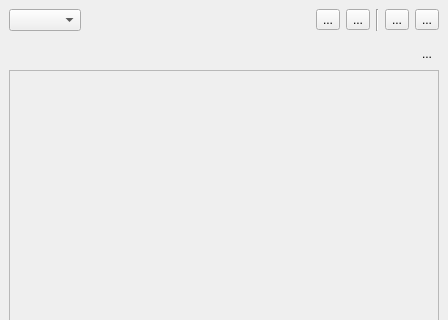
This is koordinatesexplorer/ui/koordinatesexplorer.ui in koordinates/koordinates-qgis-plugin as Qt 5 draws it before an edit; both pictures show x 0 to 448 and y 0 to 320 of the 448 by 830 pixel window. The edited form follows.
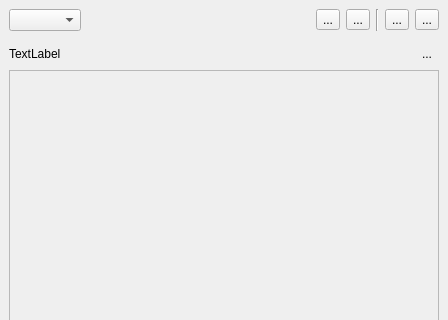
This is the edited form.

Commit message: Add label for count

What changed in the file:
```diff
--- a/koordinatesexplorer/ui/koordinatesexplorer.ui
+++ b/koordinatesexplorer/ui/koordinatesexplorer.ui
@@ -201,6 +201,13 @@
           <property name="bottomMargin">
            <number>0</number>
           </property>
+          <item>
+           <widget class="QLabel" name="label_count">
+            <property name="text">
+             <string>TextLabel</string>
+            </property>
+           </widget>
+          </item>
           <item>
            <spacer name="horizontalSpacer_4">
             <property name="orientation">
```
The commit also changes 1 other file.
